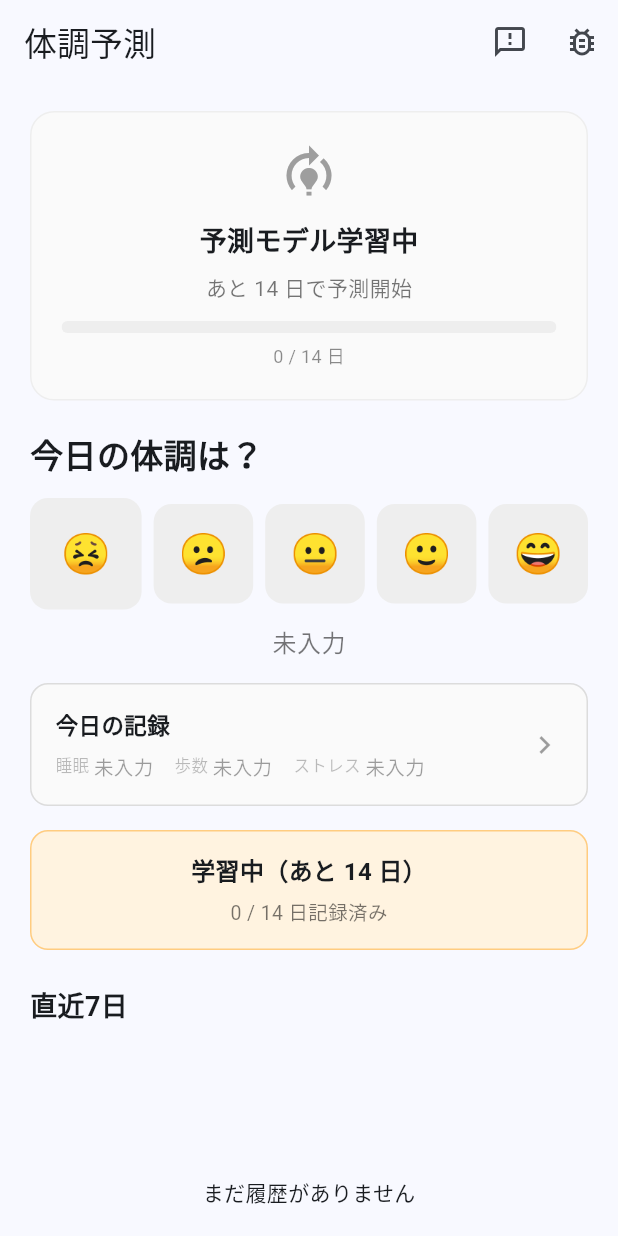
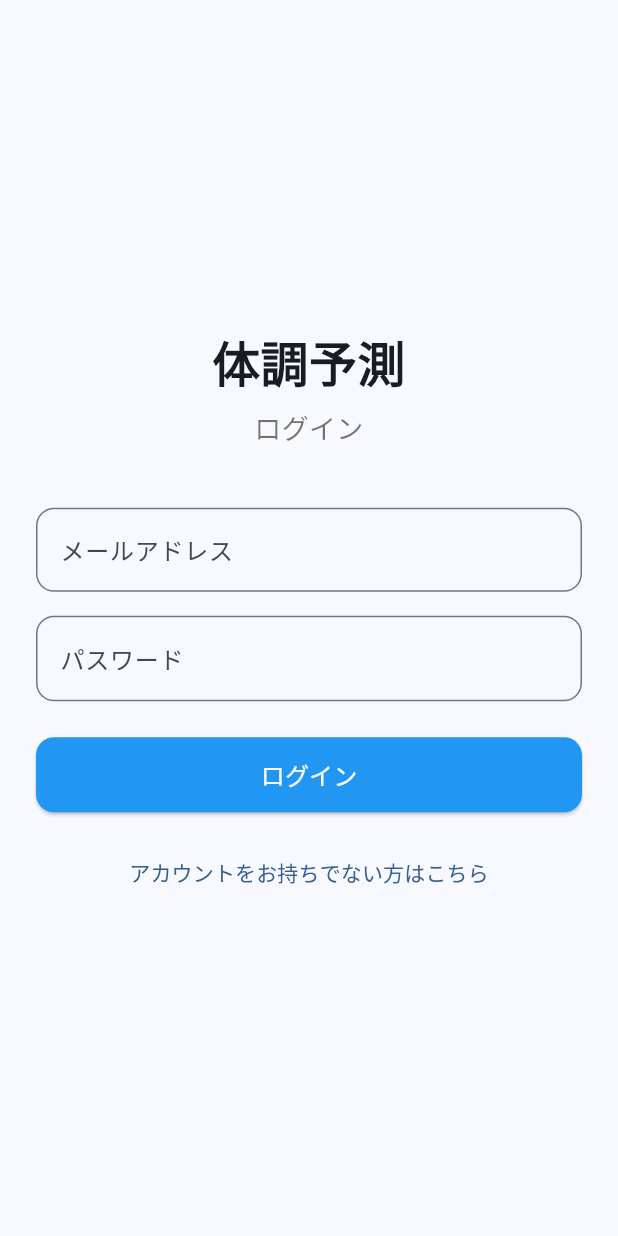
Before and after one commit to nuwaaaa/health-predictor, a Flutter app: the screen it shows after launch, on a phone screen of 412 x 824 dp. Run offline on Flutter 3.47's test engine with Material 3 defaults, Android fonts, the phone set to English and light mode, and no system bars; our stand-ins replace cloud_firestore, firebase_auth, firebase_core, fl_chart; accounts and stored records are empty.

Commit message:
Add Firebase Authentication (email/password)
- Add firebase_auth dependency
- Create AuthService with signIn/signUp/signOut
- Create LoginPage with login/signup toggle and Japanese error messages
- Add AuthWrapper in main.dart (StreamBuilder on authStateChanges)
- Replace hardcoded test_user with auth UID in HomePage
- Add sign-out button to AppBar

https://claude.ai/code/session_0143mwMdmz3qenakJWrWSMef

```diff
--- a/lib/main.dart
+++ b/lib/main.dart
@@ -1,7 +1,10 @@
 import 'package:flutter/material.dart';
+import 'package:firebase_auth/firebase_auth.dart';
 import 'package:firebase_core/firebase_core.dart';
 import 'firebase_options.dart';
 import 'pages/home_page.dart';
+import 'pages/login_page.dart';
+import 'services/auth_service.dart';
 
 void main() async {
   WidgetsFlutterBinding.ensureInitialized();
@@ -21,7 +24,33 @@ class MyApp extends StatelessWidget {
         colorSchemeSeed: Colors.blue,
         useMaterial3: true,
       ),
-      home: const HomePage(),
+      home: const AuthWrapper(),
     );
   }
 }
+
+/// 認証状態に応じて LoginPage / HomePage を切り替え
+class AuthWrapper extends StatelessWidget {
+  const AuthWrapper({super.key});
+
+  @override
+  Widget build(BuildContext context) {
+    final authService = AuthService();
+
+    return StreamBuilder<User?>(
+      stream: authService.authStateChanges,
+      builder: (context, snapshot) {
+        if (snapshot.connectionState == ConnectionState.waiting) {
+          return const Scaffold(
+            body: Center(child: CircularProgressIndicator()),
+          );
+        }
+
+        if (snapshot.hasData) {
+          return const HomePage();
+        }
+        return const LoginPage();
+      },
+    );
+  }
+}
--- a/lib/pages/home_page.dart
+++ b/lib/pages/home_page.dart
@@ -2,6 +2,7 @@ import 'package:flutter/material.dart';
 import '../models/daily_log.dart';
 import '../models/model_status.dart';
 import '../models/prediction.dart';
+import '../services/auth_service.dart';
 import '../services/firestore_service.dart';
 import '../widgets/mood_selector.dart';
 import '../widgets/chart_7days.dart';
@@ -19,7 +20,7 @@ class HomePage extends StatefulWidget {
 }
 
 class _HomePageState extends State<HomePage> {
-  static const _uid = 'test_user';
+  final _authService = AuthService();
   late final FirestoreService _service;
 
   bool _loading = true;
@@ -33,7 +34,9 @@ class _HomePageState extends State<HomePage> {
   @override
   void initState() {
     super.initState();
-    _service = FirestoreService(uid: _uid);
+    final uid = _authService.uid;
+    if (uid == null) return;
+    _service = FirestoreService(uid: uid);
     _loadAll();
   }
 
@@ -143,6 +146,11 @@ class _HomePageState extends State<HomePage> {
             icon: const Icon(Icons.bug_report_outlined),
             tooltip: 'テストデータ作成',
             onPressed: _savingMood ? null : _seedTestData,
+          ),
+          IconButton(
+            icon: const Icon(Icons.logout),
+            tooltip: 'ログアウト',
+            onPressed: () => _authService.signOut(),
           ),
         ],
       ),
--- /dev/null
+++ b/lib/pages/login_page.dart
@@ -0,0 +1,180 @@
+import 'package:flutter/material.dart';
+import 'package:firebase_auth/firebase_auth.dart';
+import '../services/auth_service.dart';
+
+class LoginPage extends StatefulWidget {
+  const LoginPage({super.key});
+
+  @override
+  State<LoginPage> createState() => _LoginPageState();
+}
+
+class _LoginPageState extends State<LoginPage> {
+  final _authService = AuthService();
+  final _emailController = TextEditingController();
+  final _passwordController = TextEditingController();
+
+  bool _isLogin = true;
+  bool _loading = false;
+
+  @override
+  void dispose() {
+    _emailController.dispose();
+    _passwordController.dispose();
+    super.dispose();
+  }
+
+  Future<void> _submit() async {
+    final email = _emailController.text.trim();
+    final password = _passwordController.text.trim();
+
+    if (email.isEmpty || password.isEmpty) {
+      _showError('メールアドレスとパスワードを入力してください');
+      return;
+    }
+
+    setState(() => _loading = true);
+
+    try {
+      if (_isLogin) {
+        await _authService.signIn(email: email, password: password);
+      } else {
+        await _authService.signUp(email: email, password: password);
+      }
+    } on FirebaseAuthException catch (e) {
+      _showError(_authErrorMessage(e.code));
+    } catch (e) {
+      _showError('エラーが発生しました');
+    } finally {
+      if (mounted) setState(() => _loading = false);
+    }
+  }
+
+  String _authErrorMessage(String code) {
+    switch (code) {
+      case 'user-not-found':
+        return 'ユーザーが見つかりません';
+      case 'wrong-password':
+      case 'invalid-credential':
+        return 'メールアドレスまたはパスワードが間違っています';
+      case 'email-already-in-use':
+        return 'このメールアドレスは既に使用されています';
+      case 'weak-password':
+        return 'パスワードが弱すぎます（6文字以上）';
+      case 'invalid-email':
+        return 'メールアドレスの形式が正しくありません';
+      default:
+        return '認証エラーが発生しました';
+    }
+  }
+
+  void _showError(String message) {
+    if (!mounted) return;
+    ScaffoldMessenger.of(context).showSnackBar(
+      SnackBar(content: Text(message)),
+    );
+  }
+
+  @override
+  Widget build(BuildContext context) {
+    return Scaffold(
+      body: SafeArea(
+        child: Center(
+          child: SingleChildScrollView(
+            padding: const EdgeInsets.all(24),
+            child: Column(
+              mainAxisAlignment: MainAxisAlignment.center,
+              crossAxisAlignment: CrossAxisAlignment.stretch,
+              children: [
+                const Text(
+                  '体調予測',
+                  textAlign: TextAlign.center,
+                  style: TextStyle(fontSize: 32, fontWeight: FontWeight.bold),
+                ),
+                const SizedBox(height: 8),
+                Text(
+                  _isLogin ? 'ログイン' : '新規登録',
+                  textAlign: TextAlign.center,
+                  style: const TextStyle(fontSize: 18, color: Colors.black54),
+                ),
+                const SizedBox(height: 40),
+
+                // メールアドレス
+                TextField(
+                  controller: _emailController,
+                  keyboardType: TextInputType.emailAddress,
+                  enabled: !_loading,
+                  decoration: InputDecoration(
+                    labelText: 'メールアドレス',
+                    hintText: 'example@email.com',
+                    border: OutlineInputBorder(
+                      borderRadius: BorderRadius.circular(12),
+                    ),
+                  ),
+                ),
+                const SizedBox(height: 16),
+
+                // パスワード
+                TextField(
+                  controller: _passwordController,
+                  obscureText: true,
+                  enabled: !_loading,
+                  decoration: InputDecoration(
+                    labelText: 'パスワード',
+                    hintText: '6文字以上',
+                    border: OutlineInputBorder(
+                      borderRadius: BorderRadius.circular(12),
+                    ),
+                  ),
+                ),
+                const SizedBox(height: 24),
+
+                // ログイン/登録ボタン
+                SizedBox(
+                  height: 50,
+                  child: ElevatedButton(
+                    onPressed: _loading ? null : _submit,
+                    style: ElevatedButton.styleFrom(
+                      backgroundColor: Colors.blue,
+                      foregroundColor: Colors.white,
+                      shape: RoundedRectangleBorder(
+                        borderRadius: BorderRadius.circular(12),
+                      ),
+                    ),
+                    child: _loading
+                        ? const SizedBox(
+                            width: 24,
+                            height: 24,
+                            child: CircularProgressIndicator(
+                              color: Colors.white,
+                              strokeWidth: 2,
+                            ),
+                          )
+                        : Text(
+                            _isLogin ? 'ログイン' : '登録する',
+                            style: const TextStyle(fontSize: 16),
+                          ),
+                  ),
+                ),
+                const SizedBox(height: 16),
+
+                // 切り替えリンク
+                TextButton(
+                  onPressed: _loading
+                      ? null
+                      : () => setState(() => _isLogin = !_isLogin),
+                  child: Text(
+                    _isLogin
+                        ? 'アカウントをお持ちでない方はこちら'
+                        : '既にアカウントをお持ちの方はこちら',
+                    style: const TextStyle(fontSize: 14),
+                  ),
+                ),
+              ],
+            ),
+          ),
+        ),
+      ),
+    );
+  }
+}
--- a/pubspec.yaml
+++ b/pubspec.yaml
@@ -16,6 +16,7 @@ dependencies:
   # Firebase
   firebase_core: ^4.4.0
   cloud_firestore: ^6.1.2
+  firebase_auth: ^5.3.5
 
   # Chart
   fl_chart: ^0.68.0
```
Also changed, not shown: lib/services/auth_service.dart (added, +39 -0 lines).
